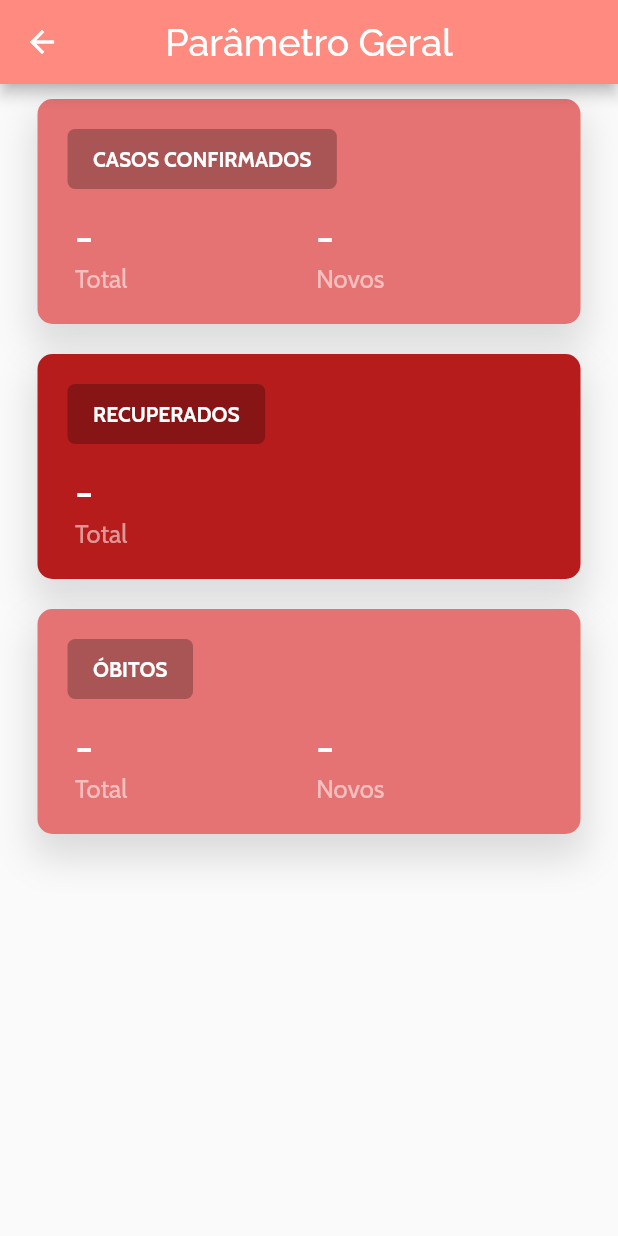
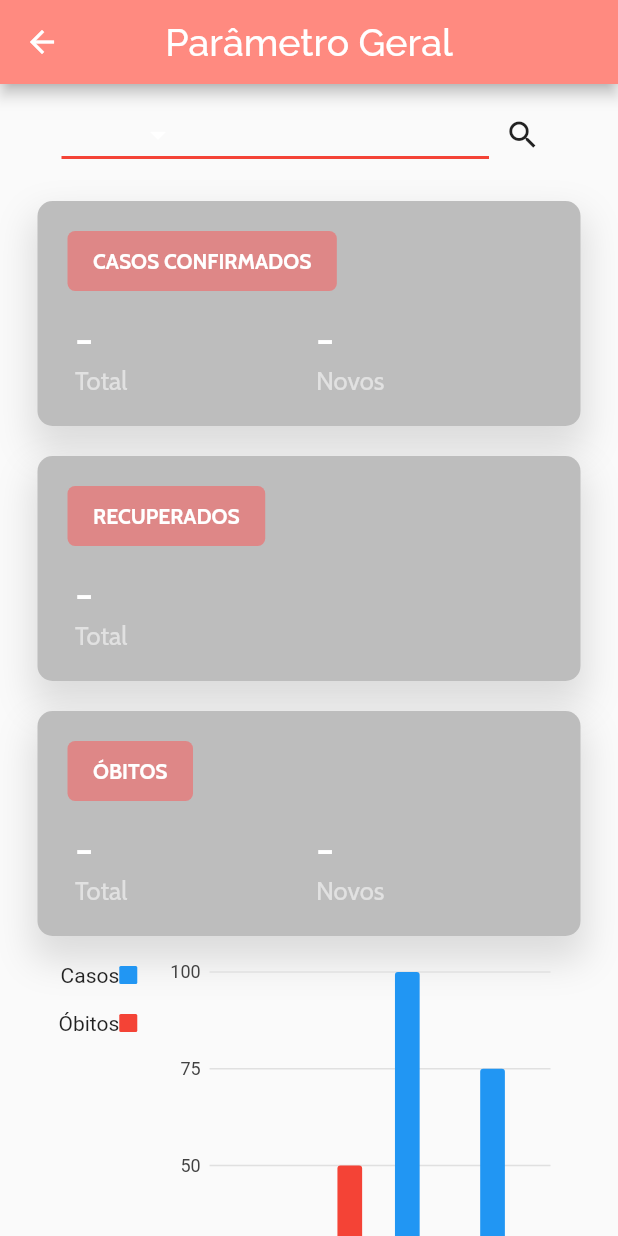
Before and after one commit to MichelHanzenScheeren/covid19_tracker, a Flutter app: the Search screen opened directly, on a phone screen of 412 x 824 dp. Run offline on Flutter 3.47's test engine with Material 2 defaults, Android fonts, the phone set to English and light mode, and no system bars; our stand-ins replace charts_flutter, dio, get, google_fonts, sqflite; missing offline and left inert: dart:ffi; accounts and stored records are empty.

Commit message:
Atualizações de algumas páginas

```diff
--- a/lib/presentation/historic/presentation_historic.dart
+++ b/lib/presentation/historic/presentation_historic.dart
@@ -1,3 +1,4 @@
+import 'package:covid19_tracker_in_flutter/presentation/search/widget/widget_graphic.dart';
 import 'package:flutter/material.dart';
 import 'package:google_fonts/google_fonts.dart';
 
@@ -17,7 +18,9 @@ class _FavoritesState extends State<Favorites> {
               style:
               GoogleFonts.raleway(fontSize: 25.0, color: Colors.white))
       ),
-      body: SingleChildScrollView(),
+      body: SingleChildScrollView(
+
+      ),
     );
   }
 }
--- a/lib/presentation/search/presentation_search.dart
+++ b/lib/presentation/search/presentation_search.dart
@@ -1,5 +1,7 @@
+import 'package:covid19_tracker_in_flutter/presentation/search/widget/widget_graphic.dart';
 import 'package:covid19_tracker_in_flutter/presentation/search/widget/widget_informations.dart';
 import 'package:covid19_tracker_in_flutter/presentation/search/widget/widget_recovered.dart';
+import 'package:covid19_tracker_in_flutter/presentation/search/widget/widget_search_button.dart';
 import 'package:flutter/material.dart';
 import 'package:google_fonts/google_fonts.dart';
 
@@ -20,8 +22,10 @@ class _SearchState extends State<Search> {
               GoogleFonts.raleway(fontSize: 25.0, color: Colors.white))
       ),
       body: SingleChildScrollView(
+        child: Container(
           child: Column(
             children: <Widget>[
+              SearchButton(),
               NewInformations(
                 cardTitle: "Casos Confirmados",
                 caseTitle: "Total",
@@ -34,7 +38,12 @@ class _SearchState extends State<Search> {
                 cardTitle: "Óbitos",
                 caseTitle: "Total",
               ),
+              Container(
+                  height: 300,
+                  width: 350,
+                  child: RTLSeriesLegend.withSampleData()),
             ],
+          ),
         ),
     ));
     }
--- /dev/null
+++ b/lib/presentation/search/widget/widget_graphic.dart
@@ -0,0 +1,95 @@
+/// RTL Bar chart example
+import 'package:charts_flutter/flutter.dart' as charts;
+import 'package:flutter/material.dart';
+
+class RTLSeriesLegend extends StatelessWidget {
+  final List<charts.Series> seriesList;
+  final bool animate;
+
+  RTLSeriesLegend(this.seriesList, {this.animate});
+
+  /// Creates a [BarChart] with sample data and no transition.
+  factory RTLSeriesLegend.withSampleData() {
+    return new RTLSeriesLegend(
+      _createSampleData(),
+      // Disable animations for image tests.
+      animate: false,
+    );
+  }
+
+
+  @override
+  Widget build(BuildContext context) {
+    // Charts will determine if RTL is enabled by checking the directionality by
+    // requesting Directionality.of(context). This returns the text direction
+    // from the closest instance of that encloses the context passed to build
+    // the chart. A [TextDirection.rtl] will be treated as a RTL chart. This
+    // means that the directionality widget does not have to directly wrap each
+    // chart. It is show here as an example only.
+    //
+    // When the legend behavior detects RTL:
+    // [BehaviorPosition.start] is to the right of the chart.
+    // [BehaviorPosition.end] is to the left of the chart.
+    //
+    // If the [BehaviorPosition] is top or bottom, the start justification
+    // is to the right, and the end justification is to the left.
+    //
+    // The legend's tabular layout will also layout rows and columns from right
+    // to left.
+    //
+    // The below example changes the position to 'start' and max rows of 2 in
+    // order to show these effects, but are not required for SeriesLegend to
+    // work with the correct directionality.
+    return new Directionality(
+        textDirection: TextDirection.rtl,
+        child: new charts.BarChart(
+          seriesList,
+          animate: animate,
+          behaviors: [
+            new charts.SeriesLegend(
+                position: charts.BehaviorPosition.end, desiredMaxRows: 2)
+          ],
+        ));
+  }
+
+  /// Create series list with multiple series
+  static List<charts.Series<OrdinalSales, String>> _createSampleData() {
+    final desktopSalesData = [
+      new OrdinalSales('2014', 5),
+      new OrdinalSales('2015', 25),
+      new OrdinalSales('2016', 100),
+      new OrdinalSales('2017', 75),
+    ];
+
+    final tabletSalesData = [
+      new OrdinalSales('2014', 25),
+      new OrdinalSales('2015', 50),
+      new OrdinalSales('2016', 10),
+      new OrdinalSales('2017', 20),
+    ];
+
+
+    return [
+      new charts.Series<OrdinalSales, String>(
+        id: 'Casos',
+        domainFn: (OrdinalSales sales, _) => sales.year,
+        measureFn: (OrdinalSales sales, _) => sales.sales,
+        data: desktopSalesData,
+      ),
+      new charts.Series<OrdinalSales, String>(
+        id: 'Óbitos',
+        domainFn: (OrdinalSales sales, _) => sales.year,
+        measureFn: (OrdinalSales sales, _) => sales.sales,
+        data: tabletSalesData,
+      ),
+    ];
+  }
+}
+
+/// Sample ordinal data type.
+class OrdinalSales {
+  final String year;
+  final int sales;
+
+  OrdinalSales(this.year, this.sales);
+}
--- a/lib/presentation/search/widget/widget_informations.dart
+++ b/lib/presentation/search/widget/widget_informations.dart
@@ -26,7 +26,7 @@ class NewInformations extends StatelessWidget {
                   margin: EdgeInsets.symmetric(horizontal: 25),
                   padding: EdgeInsets.all(5),
                   decoration: BoxDecoration(
-                    color: Colors.red[300],
+                    color: Colors.grey[400],
                     borderRadius: BorderRadius.circular(10),
                     boxShadow: [
                       BoxShadow(
@@ -48,7 +48,7 @@ class NewInformations extends StatelessWidget {
                                 EdgeInsets.symmetric(vertical: 5, horizontal: 17),
                             alignment: Alignment.center,
                             decoration: BoxDecoration(
-                                color: Colors.black26,
+                                color: Colors.redAccent.withOpacity(0.5),
                                 borderRadius: BorderRadius.circular(5)),
                             child: RichText(
                                 text: TextSpan(
--- a/lib/presentation/search/widget/widget_recovered.dart
+++ b/lib/presentation/search/widget/widget_recovered.dart
@@ -25,7 +25,7 @@ class Recovered extends StatelessWidget {
                   margin: EdgeInsets.symmetric(horizontal: 25),
                   padding: EdgeInsets.all(5),
                   decoration: BoxDecoration(
-                    color: Colors.red[900],
+                    color: Colors.grey[400],
                     borderRadius: BorderRadius.circular(10),
                     boxShadow: [
                       BoxShadow(
@@ -47,7 +47,7 @@ class Recovered extends StatelessWidget {
                             EdgeInsets.symmetric(vertical: 5, horizontal: 17),
                             alignment: Alignment.center,
                             decoration: BoxDecoration(
-                                color: Colors.black26,
+                                color: Colors.redAccent.withOpacity(0.5),
                                 borderRadius: BorderRadius.circular(5)),
                             child: RichText(
                                 text: TextSpan(
--- /dev/null
+++ b/lib/presentation/search/widget/widget_search_button.dart
@@ -0,0 +1,64 @@
+import 'dart:ffi';
+
+import 'package:flutter/material.dart';
+import 'package:google_fonts/google_fonts.dart';
+
+class SearchButton extends StatefulWidget {
+  @override
+  _SearchButtonState createState() => _SearchButtonState();
+}
+
+class _SearchButtonState extends State<SearchButton> {
+  String dropdownValue;
+
+  @override
+  Widget build(BuildContext context) {
+    return Container(
+        width: 350,
+        padding: const EdgeInsets.all(10.0),
+        child: Row(children: [
+          Expanded(
+            flex: 1,
+            child: DropdownButton<String>(
+              value: dropdownValue,
+              iconEnabledColor: Colors.white,
+              style:
+                  GoogleFonts.raleway(fontSize: 25.0, color: Colors.grey[600]),
+              underline: Container(
+                height: 2,
+                color: Colors.red,
+              ),
+              onChanged: (String newValue) {
+                setState(() {
+                  dropdownValue = newValue;
+                });
+              },
+              items: <String>['One', 'Two', 'Free', 'Four']
+                  .map<DropdownMenuItem<String>>((String value) {
+                return DropdownMenuItem<String>(
+                  value: value,
+                  child: Text(value),
+                );
+              }).toList(),
+            ),
+          ),
+          SizedBox.fromSize(
+            size: Size(45, 45),
+            child: ClipOval(
+                child: Material(
+              color: Colors.transparent, // button color
+              child: InkWell(
+                splashColor: Colors.grey, // splash color
+                onTap: () {}, // button pressed
+                child: Column(
+                  mainAxisAlignment: MainAxisAlignment.center,
+                  children: <Widget>[
+                    Icon(Icons.search),
+                  ],
+                ),
+              ),
+            )),
+          )
+        ]));
+  }
+}
--- a/pubspec.yaml
+++ b/pubspec.yaml
@@ -9,6 +9,7 @@ environment:
 dependencies:
   flutter:
     sdk: flutter
+  charts_flutter: ^0.9.0
   cupertino_icons: ^1.0.0
   dio: ^3.0.10
   get: ^3.12.1
```
Also changed, not shown: pubspec.lock. Lines whose indentation alone changed are shown as unchanged.
